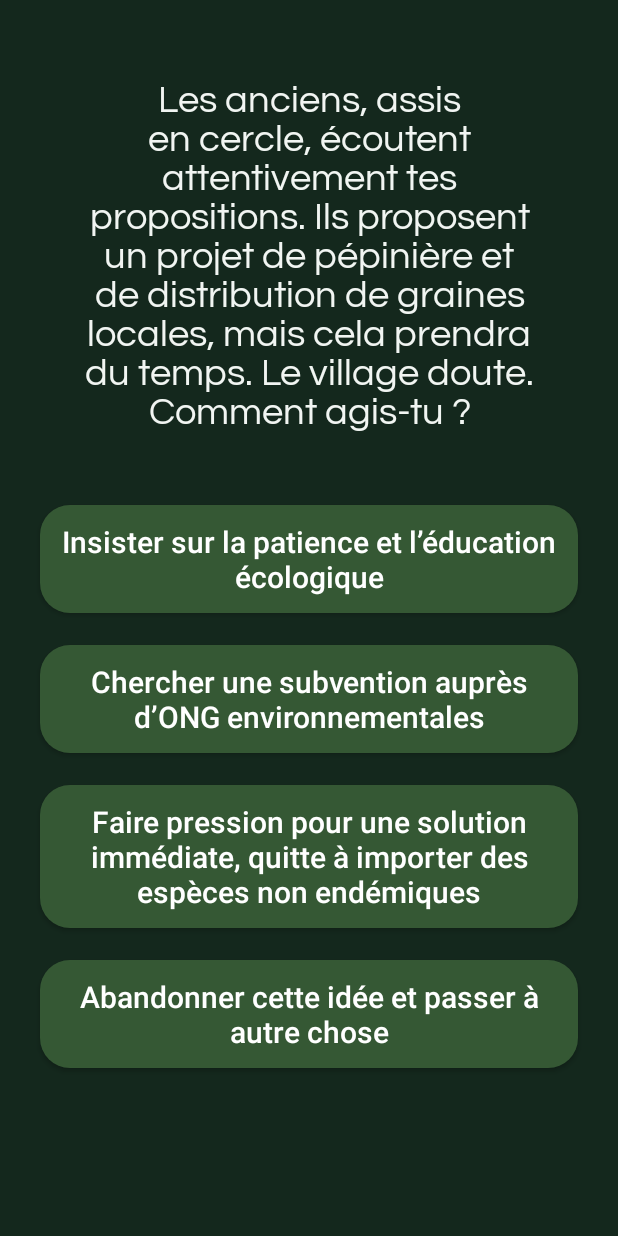
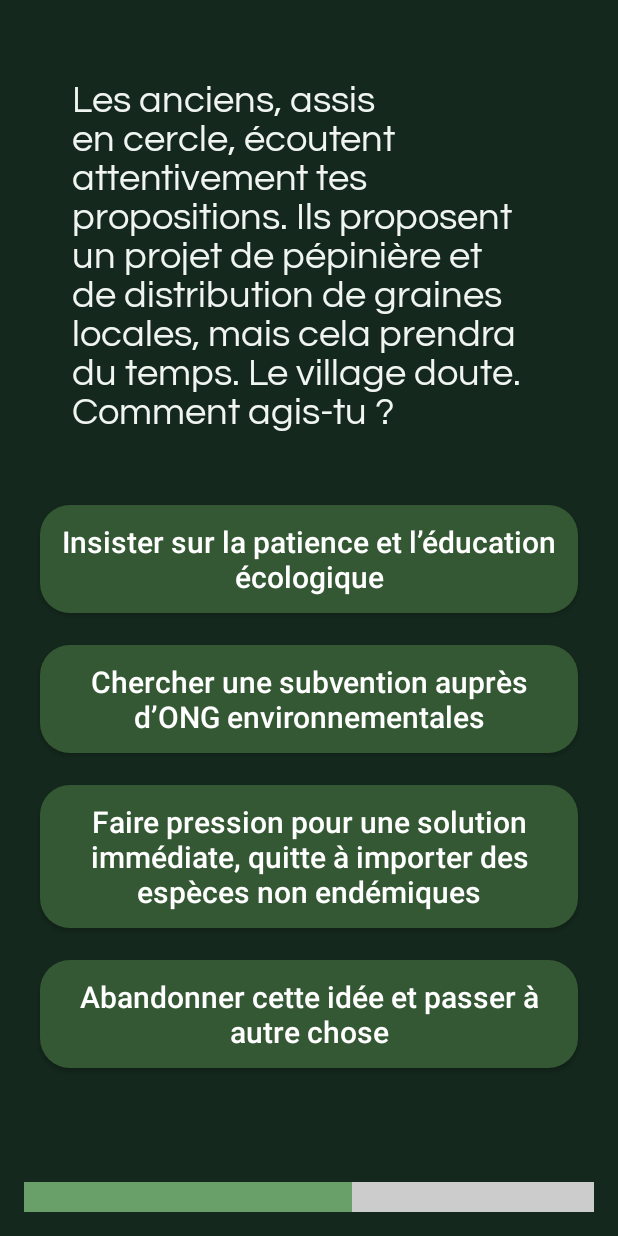
Before and after one commit to II-SARIP-II/android-arbre-narratif, an Android app: the screen it shows after launch (MainActivity), after a tap on "Proposer une réunion avec les anciens po", on a phone screen of 412 x 824 dp. Run offline under Robolectric (Android 15) with nearby library versions, the phone set to English and light mode, and no system bars.

Commit message:
feat : ecoscore progress bar

```diff
--- a/app/build.gradle.kts
+++ b/app/build.gradle.kts
@@ -37,6 +37,7 @@ dependencies {
     implementation(libs.material)
     implementation(libs.activity)
     implementation(libs.constraintlayout)
+    implementation(libs.core.animation)
     testImplementation(libs.junit)
     androidTestImplementation(libs.ext.junit)
     androidTestImplementation(libs.espresso.core)
--- a/app/src/main/java/com/example/arbrenarratif/ui/main/MainActivity.java
+++ b/app/src/main/java/com/example/arbrenarratif/ui/main/MainActivity.java
@@ -1,16 +1,18 @@
 package com.example.arbrenarratif.ui.main;
 
+import android.animation.ObjectAnimator;
 import android.content.Intent;
 import android.os.Bundle;
 import android.view.View;
 import android.view.animation.Animation;
 import android.view.animation.AnimationUtils;
+import android.view.animation.DecelerateInterpolator;
 import android.widget.Button;
 import android.widget.LinearLayout;
+import android.widget.ProgressBar;
 import android.widget.TextView;
 
 import androidx.appcompat.app.AppCompatActivity;
-import androidx.constraintlayout.widget.ConstraintLayout;
 import androidx.core.content.ContextCompat;
 import androidx.lifecycle.ViewModelProvider;
 
@@ -19,16 +21,16 @@ import com.example.arbrenarratif.data.model.Choice;
 import com.example.arbrenarratif.data.model.StoryNode;
 import com.example.arbrenarratif.data.repository.StoryRepository;
 import com.example.arbrenarratif.injection.ViewModelFactory;
+import com.example.arbrenarratif.ui.end.EndActivity;
 import com.example.arbrenarratif.viewModel.StoryViewModel;
-import com.example.arbrenarratif.ui.end.EndActivity;
 
 public class MainActivity extends AppCompatActivity {
 
     private StoryViewModel viewModel;
     private TextView storyTextView;
     private LinearLayout choicesLayout;
-    private ConstraintLayout rootLayout;
     private Animation pulseAnimation;
+    private ProgressBar scoreGauge;
 
     @Override
     protected void onCreate(Bundle savedInstanceState) {
@@ -36,9 +38,9 @@ public class MainActivity extends AppCompatActivity {
         setContentView(R.layout.activity_main);
 
         // Références aux vues
-        rootLayout = findViewById(R.id.rootLayout);
         storyTextView = findViewById(R.id.storyTextView);
         choicesLayout = findViewById(R.id.choicesLayout);
+        scoreGauge = findViewById(R.id.scoreGauge);
 
         // Charger l'animation de pulse
         pulseAnimation = AnimationUtils.loadAnimation(this, R.anim.pulse);
@@ -46,6 +48,7 @@ public class MainActivity extends AppCompatActivity {
         StoryRepository repository = new StoryRepository();
         viewModel = new ViewModelProvider(this, new ViewModelFactory(repository)).get(StoryViewModel.class);
 
+        // Observer les changements de nœud
         viewModel.getCurrentNode().observe(this, storyNode -> {
             if (storyNode != null) {
                 updateStoryNode(storyNode);
@@ -61,11 +64,19 @@ public class MainActivity extends AppCompatActivity {
             }
         });
 
+        // Observer les changements de score pour mettre à jour la jauge
+        viewModel.getEcoScore().observe(this, this::updateGauge);
+
         // Réinitialiser et démarrer l'histoire
         viewModel.resetStory(this);
         viewModel.startStory(this);
     }
 
+    /**
+     * Met à jour le contenu de l'histoire et les choix.
+     *
+     * @param node Le nœud actuel de l'histoire.
+     */
     private void updateStoryNode(StoryNode node) {
         storyTextView.setText(node.getText());
         choicesLayout.removeAllViews();
@@ -98,12 +109,54 @@ public class MainActivity extends AppCompatActivity {
         }
     }
 
+    /**
+     * Met à jour la jauge en fonction du score.
+     *
+     * @param score Le score éco actuel.
+     */
+    private void updateGauge(int score) {
+        int maxScore = 20;
+        int minScore = -20;
+
+        // Limiter le score entre minScore et maxScore
+        if (score > maxScore) score = maxScore;
+        if (score < minScore) score = minScore;
+
+        // Mapper le score de [-20, 20] à [0, 40]
+        int mappedProgress = score + 20; // -20 -> 0, 0 -> 20, +20 -> 40
+
+        // Animation fluide pour la progression
+        ObjectAnimator progressAnimator = ObjectAnimator.ofInt(scoreGauge, "progress", scoreGauge.getProgress(), mappedProgress);
+        progressAnimator.setDuration(800);
+        progressAnimator.setInterpolator(new DecelerateInterpolator());
+        progressAnimator.start();
+
+        // Animer la couleur uniquement sur la progression
+        animateColorChange(score);
+    }
+
+    private void animateColorChange(int score) {
+        if (score < 0) {
+            scoreGauge.setProgressTintList(ContextCompat.getColorStateList(this, R.color.red));
+        } else if (score > 0) {
+            scoreGauge.setProgressTintList(ContextCompat.getColorStateList(this, R.color.green));
+        } else {
+            scoreGauge.setProgressTintList(ContextCompat.getColorStateList(this, R.color.white));
+        }
+    }
+
+    /**
+     * Gère l'animation de clic sur un bouton de choix et navigue vers le prochain nœud.
+     *
+     * @param view   La vue cliquée.
+     * @param choice Le choix sélectionné.
+     */
     private void animateButtonClick(View view, Choice choice) {
         // Désactiver tous les boutons pendant l'animation
         setChoicesEnabled(false);
 
         // Appliquer l'animation de pulse sur le rootLayout
-        rootLayout.startAnimation(pulseAnimation);
+        choicesLayout.startAnimation(pulseAnimation);
 
         // Définir un listener pour détecter la fin de l'animation
         pulseAnimation.setAnimationListener(new Animation.AnimationListener() {
@@ -114,8 +167,8 @@ public class MainActivity extends AppCompatActivity {
 
             @Override
             public void onAnimationEnd(Animation animation) {
-                // Réinitialiser l'animation (au cas où)
-                rootLayout.clearAnimation();
+                // Réinitialiser l'animation
+                choicesLayout.clearAnimation();
 
                 // Passer au choix sélectionné
                 viewModel.selectChoice(choice);
@@ -128,6 +181,11 @@ public class MainActivity extends AppCompatActivity {
         });
     }
 
+    /**
+     * Active ou désactive tous les boutons de choix.
+     *
+     * @param enabled Vrai pour activer, faux pour désactiver.
+     */
     private void setChoicesEnabled(boolean enabled) {
         int childCount = choicesLayout.getChildCount();
         for (int i = 0; i < childCount; i++) {
--- a/app/src/main/java/com/example/arbrenarratif/viewModel/StoryViewModel.java
+++ b/app/src/main/java/com/example/arbrenarratif/viewModel/StoryViewModel.java
@@ -36,9 +36,9 @@ public class StoryViewModel extends ViewModel {
 
     public void selectChoice(Choice choice) {
         StoryNode nextNode = repository.getNodeById(choice.getNextNode());
-        if (choice.getScore() != 0) {
-            ecoScore.setValue(ecoScore.getValue() + choice.getScore());
-        }
+        int currentScore = ecoScore.getValue() != null ? ecoScore.getValue() : 0;
+        currentScore += choice.getScore();
+        ecoScore.setValue(currentScore);
 
         if (nextNode == null || nextNode.getChoices() == null || nextNode.getChoices().isEmpty()) {
             // Fin de l'histoire
--- /dev/null
+++ b/app/src/main/res/drawable/progress_bar_gradient.xml
@@ -0,0 +1,21 @@
+<?xml version="1.0" encoding="utf-8"?>
+<layer-list xmlns:android="http://schemas.android.com/apk/res/android">
+    <!-- Fond de la ProgressBar -->
+    <item android:id="@android:id/background">
+        <shape android:shape="rectangle">
+            <solid android:color="@color/white" />
+            <corners android:radius="10dp" />
+        </shape>
+    </item>
+    <!-- Progression avec dégradé -->
+    <item android:id="@android:id/progress">
+        <shape android:shape="rectangle">
+            <gradient
+                android:startColor="@color/red"
+                android:centerColor="@color/white"
+                android:endColor="@color/green"
+                android:angle="0"/>
+            <corners android:radius="10dp" />
+        </shape>
+    </item>
+</layer-list>
--- /dev/null
+++ b/app/src/main/res/drawable/progress_bar_styled.xml
@@ -0,0 +1,17 @@
+<layer-list xmlns:android="http://schemas.android.com/apk/res/android">
+    <!-- Fond de la barre -->
+    <item android:id="@android:id/background">
+        <shape android:shape="rectangle">
+            <solid android:color="@color/gray" />
+        </shape>
+    </item>
+
+    <!-- Progression de la barre -->
+    <item android:id="@android:id/progress">
+        <clip>
+            <shape android:shape="rectangle">
+                <solid android:color="@color/white" /> <!-- Couleur initiale -->
+            </shape>
+        </clip>
+    </item>
+</layer-list>
--- a/app/src/main/res/layout/activity_main.xml
+++ b/app/src/main/res/layout/activity_main.xml
@@ -1,5 +1,5 @@
-<androidx.constraintlayout.widget.ConstraintLayout
-    xmlns:android="http://schemas.android.com/apk/res/android"
+<?xml version="1.0" encoding="utf-8"?>
+<androidx.constraintlayout.widget.ConstraintLayout xmlns:android="http://schemas.android.com/apk/res/android"
     xmlns:app="http://schemas.android.com/apk/res-auto"
     xmlns:tools="http://schemas.android.com/tools"
     android:id="@+id/rootLayout"
@@ -7,12 +7,18 @@
     android:layout_height="match_parent"
     android:background="@color/darkGreen"
     tools:context=".ui.main.MainActivity">
+
+    <!-- Contenu Principal -->
     <LinearLayout
-        android:id="@+id/mainLayout"
+        android:id="@+id/mainContainer"
+        android:layout_width="0dp"
+        android:layout_height="0dp"
         android:orientation="vertical"
-        android:layout_width="match_parent"
-        android:layout_height="match_parent"
-        android:padding="16dp">
+        android:padding="16dp"
+        app:layout_constraintBottom_toTopOf="@id/gaugeContainer"
+        app:layout_constraintEnd_toEndOf="parent"
+        app:layout_constraintStart_toStartOf="parent"
+        app:layout_constraintTop_toTopOf="parent">
 
         <TextView
             android:id="@+id/storyTextView"
@@ -20,25 +26,45 @@
             android:layout_height="wrap_content"
             android:layout_margin="16dp"
             android:background="@color/darkGreen"
-            android:gravity="center"
+            android:fontFamily="@font/font_eco"
+            android:gravity="start"
             android:padding="16dp"
             android:text="narrative_text"
             android:textColor="@color/babyPowder"
-            android:fontFamily="@font/font_eco"
-            android:textSize="25sp"
-            app:layout_constraintTop_toTopOf="parent"
-            app:layout_constraintStart_toStartOf="parent"
-            app:layout_constraintEnd_toEndOf="parent"
-            app:layout_constraintBottom_toTopOf="parent" />
+            android:textSize="25sp" />
 
         <LinearLayout
             android:id="@+id/choicesLayout"
-            android:orientation="vertical"
             android:layout_width="match_parent"
-            android:layout_height="wrap_content">
+            android:layout_height="wrap_content"
+            android:orientation="vertical">
             <!-- Les boutons des choix seront ajoutés ici dynamiquement -->
         </LinearLayout>
 
     </LinearLayout>
 
+    <!-- Jauge de Score en Bas -->
+    <LinearLayout
+        android:id="@+id/gaugeContainer"
+        android:layout_width="match_parent"
+        android:layout_height="wrap_content"
+        android:orientation="vertical"
+        android:padding="16dp"
+        app:layout_constraintBottom_toBottomOf="parent"
+        app:layout_constraintEnd_toEndOf="parent"
+        app:layout_constraintStart_toStartOf="parent">
+
+        <ProgressBar
+            android:id="@+id/scoreGauge"
+            style="?android:attr/progressBarStyleHorizontal"
+            android:layout_width="match_parent"
+            android:layout_height="20dp"
+            android:indeterminate="false"
+            android:max="40"
+            android:progress="20"
+            android:progressDrawable="@drawable/progress_bar_styled"
+            android:background="@color/gray" />
+
+    </LinearLayout>
+
 </androidx.constraintlayout.widget.ConstraintLayout>
--- a/app/src/main/res/values/colors.xml
+++ b/app/src/main/res/values/colors.xml
@@ -7,4 +7,8 @@
     <color name="fieldDrab">#FF6E633D</color>
     <color name="ecru">#FFC2A878</color>
     <color name="babyPowder">#FFF1F5F2</color>
+    <!-- Couleurs pour la jauge -->
+    <color name="red">#D35E5E</color>
+    <color name="green">#69A069</color>
+    <color name="gray">#FFCCCCCC</color>
 </resources>
--- a/gradle/libs.versions.toml
+++ b/gradle/libs.versions.toml
@@ -7,6 +7,7 @@ appcompat = "1.6.1"
 material = "1.10.0"
 activity = "1.8.0"
 constraintlayout = "2.1.4"
+coreAnimation = "1.0.0"
 
 [libraries]
 junit = { group = "junit", name = "junit", version.ref = "junit" }
@@ -17,6 +18,7 @@ material = { group = "com.google.android.material", name = "material", version.r
 activity = { group = "androidx.activity", name = "activity", version.ref = "activity" }
 constraintlayout = { group = "androidx.constraintlayout", name = "constraintlayout", version.ref = "constraintlayout" }
 gson = "com.google.code.gson:gson:2.10.1"
+core-animation = { group = "androidx.core", name = "core-animation", version.ref = "coreAnimation" }
 
 [plugins]
 androidApplication = { id = "com.android.application", version.ref = "agp" }
```
